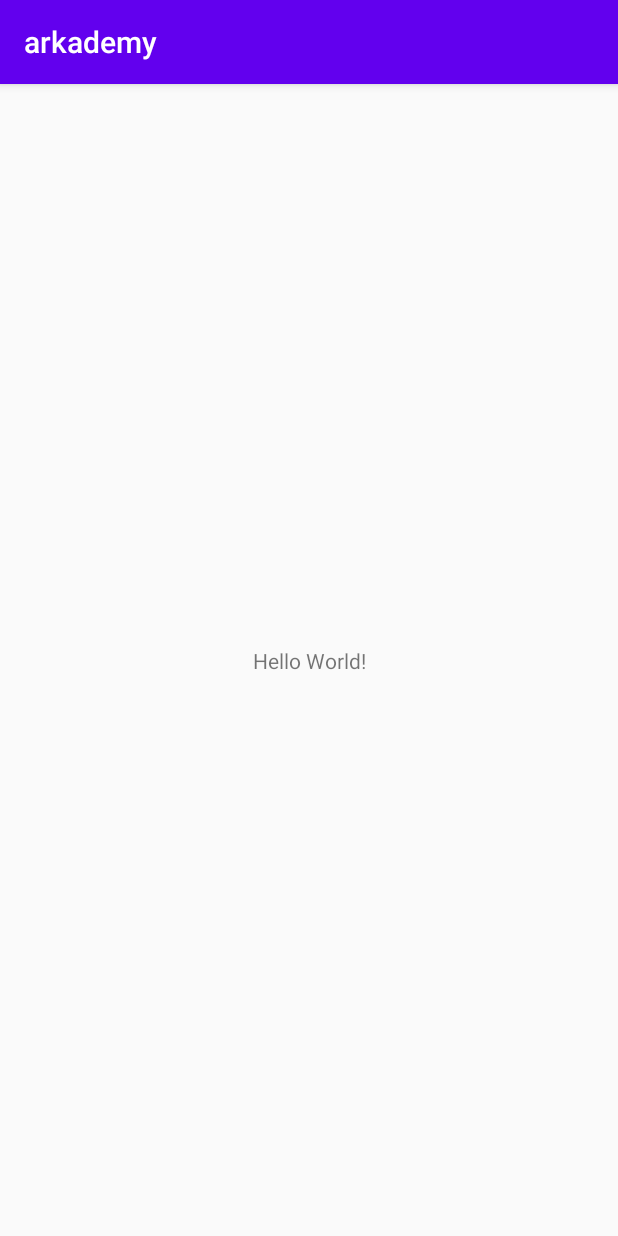
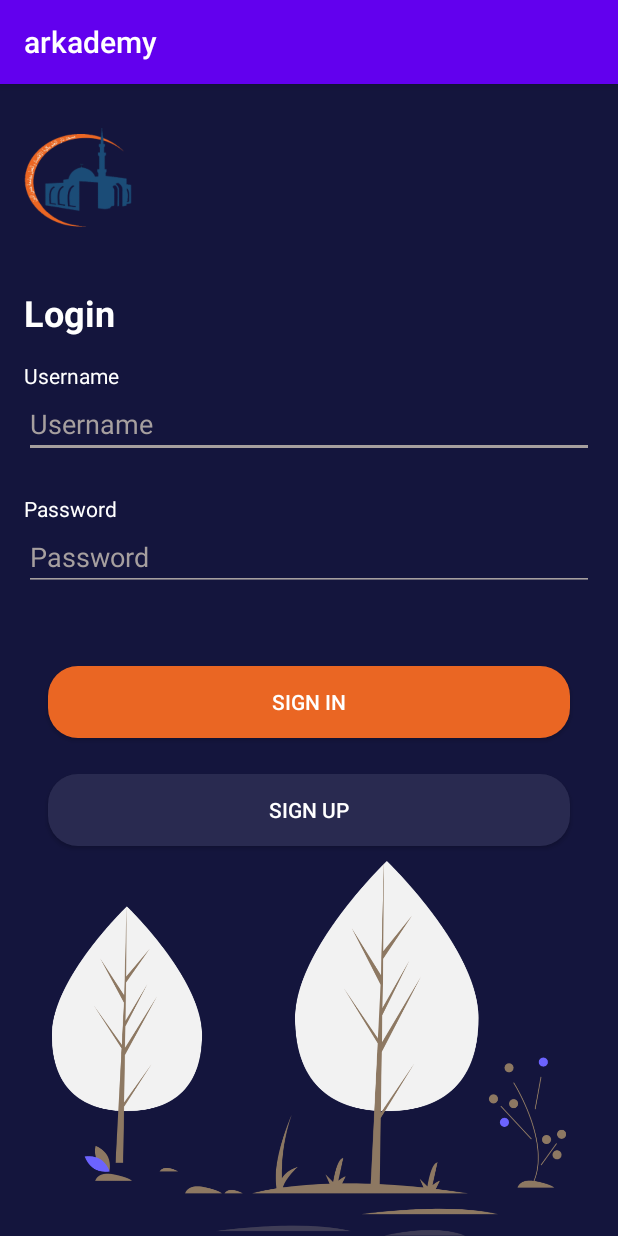
Before and after one commit to mainuly999/arkademy_tugas_10, an Android app: the screen it shows after launch (MainActivity), on a phone screen of 412 x 824 dp. Run offline under Robolectric (Android 15) with nearby library versions, the light colour scheme and no system bars.

Commit message:
loginScreen

```diff
--- a/app/build.gradle
+++ b/app/build.gradle
@@ -30,6 +30,7 @@ dependencies {
     implementation 'androidx.core:core-ktx:1.3.1'
     implementation 'androidx.appcompat:appcompat:1.2.0'
     implementation 'androidx.constraintlayout:constraintlayout:2.0.1'
+    implementation 'com.google.android.material:material:1.2.1'
     testImplementation 'junit:junit:4.12'
     androidTestImplementation 'androidx.test.ext:junit:1.1.2'
     androidTestImplementation 'androidx.test.espresso:espresso-core:3.3.0'
--- a/app/src/main/java/com/ainul/arkademy/MainActivity.kt
+++ b/app/src/main/java/com/ainul/arkademy/MainActivity.kt
@@ -2,8 +2,14 @@ package com.ainul.arkademy
 
 import androidx.appcompat.app.AppCompatActivity
 import android.os.Bundle
+import android.widget.Button
+import android.widget.TextView
 
 class MainActivity : AppCompatActivity() {
+    private lateinit var masuk: Button
+    private lateinit var daftar: Button
+    private lateinit var inputUsername: TextView
+    private lateinit var inputPassword: TextView
     override fun onCreate(savedInstanceState: Bundle?) {
         super.onCreate(savedInstanceState)
         setContentView(R.layout.activity_main)
--- /dev/null
+++ b/app/src/main/res/drawable-v24/shape_rectangle_primary.xml
@@ -0,0 +1,9 @@
+<?xml version="1.0" encoding="utf-8"?>
+<shape xmlns:android="http://schemas.android.com/apk/res/android"
+    android:shape="rectangle">
+
+    <solid
+        android:color="@color/button_primary"/>
+    <corners
+        android:radius="20dp"/>
+</shape>
--- /dev/null
+++ b/app/src/main/res/drawable-v24/shape_rectangle_secondary.xml
@@ -0,0 +1,9 @@
+<?xml version="1.0" encoding="utf-8"?>
+<shape xmlns:android="http://schemas.android.com/apk/res/android"
+    android:shape="rectangle">
+
+    <solid
+        android:color="@color/button_secondary"/>
+    <corners
+        android:radius="20dp"/>
+</shape>
--- a/app/src/main/res/layout/activity_main.xml
+++ b/app/src/main/res/layout/activity_main.xml
@@ -4,15 +4,117 @@
     xmlns:tools="http://schemas.android.com/tools"
     android:layout_width="match_parent"
     android:layout_height="match_parent"
+    android:background="@color/colorBlueUtama"
     tools:context=".MainActivity">
 
+    <ImageView
+        android:id="@+id/imageView"
+        android:layout_width="80dp"
+        android:layout_height="80dp"
+        android:layout_marginStart="16dp"
+        android:layout_marginTop="24dp"
+        app:layout_constraintStart_toStartOf="parent"
+        app:layout_constraintTop_toTopOf="parent"
+        app:srcCompat="@drawable/logo_kmmdi2" />
+
     <TextView
+        android:id="@+id/masuk"
         android:layout_width="wrap_content"
         android:layout_height="wrap_content"
-        android:text="Hello World!"
+        android:layout_marginStart="16dp"
+        android:layout_marginTop="32dp"
+        android:text="Login"
+        android:textColor="@color/text_white"
+        android:textSize="24sp"
+        android:textStyle="bold"
+        app:layout_constraintStart_toStartOf="parent"
+        app:layout_constraintTop_toBottomOf="@+id/imageView" />
+
+    <TextView
+        android:id="@+id/username"
+        android:layout_width="wrap_content"
+        android:layout_height="wrap_content"
+        android:layout_marginStart="16dp"
+        android:layout_marginTop="16dp"
+        android:text="Username"
+        android:textColor="@color/text_white"
+        app:layout_constraintStart_toStartOf="parent"
+        app:layout_constraintTop_toBottomOf="@+id/masuk" />
+
+    <com.google.android.material.textfield.TextInputEditText
+        android:id="@+id/textInputEditText"
+        android:layout_width="match_parent"
+        android:layout_height="wrap_content"
+        android:layout_marginStart="16dp"
+        android:layout_marginEnd="16dp"
+        android:backgroundTint="@color/colorGray"
+        android:hint="Username"
+        android:textColor="@color/text_white"
+        android:textColorHint="@color/colorGray"
+        app:layout_constraintEnd_toEndOf="parent"
+        app:layout_constraintStart_toStartOf="parent"
+        app:layout_constraintTop_toBottomOf="@+id/username" />
+
+    <com.google.android.material.textfield.TextInputEditText
+        android:id="@+id/textInputEditText2"
+        android:layout_width="match_parent"
+        android:layout_height="wrap_content"
+        android:layout_marginStart="16dp"
+        android:layout_marginEnd="16dp"
+        android:backgroundTint="@color/colorGray"
+        android:hint="Password"
+        android:textColor="@color/text_white"
+        android:textColorHint="@color/colorGray"
+        app:layout_constraintEnd_toEndOf="parent"
+        app:layout_constraintStart_toStartOf="parent"
+        app:layout_constraintTop_toBottomOf="@+id/password" />
+
+    <TextView
+        android:id="@+id/password"
+        android:layout_width="wrap_content"
+        android:layout_height="wrap_content"
+        android:layout_marginStart="16dp"
+        android:layout_marginTop="24dp"
+        android:text="Password"
+        android:textColor="@color/text_white"
+        app:layout_constraintStart_toStartOf="parent"
+        app:layout_constraintTop_toBottomOf="@+id/textInputEditText" />
+
+    <Button
+        android:id="@+id/button"
+        android:layout_width="0dp"
+        android:layout_height="wrap_content"
+        android:layout_marginStart="32dp"
+        android:layout_marginTop="50dp"
+        android:layout_marginEnd="32dp"
+        android:background="@drawable/shape_rectangle_primary"
+        android:text="Sign In"
+        android:textColor="@color/text_white"
+        app:layout_constraintEnd_toEndOf="parent"
+        app:layout_constraintStart_toStartOf="parent"
+        app:layout_constraintTop_toBottomOf="@+id/textInputEditText2" />
+
+    <Button
+        android:id="@+id/button2"
+        android:layout_width="0dp"
+        android:layout_height="wrap_content"
+        android:layout_marginStart="32dp"
+        android:layout_marginTop="24dp"
+        android:layout_marginEnd="32dp"
+        android:background="@drawable/shape_rectangle_secondary"
+        android:text="Sign Up"
+        android:textColor="@color/text_white"
+        app:layout_constraintEnd_toEndOf="parent"
+        app:layout_constraintStart_toStartOf="parent"
+        app:layout_constraintTop_toBottomOf="@+id/button" />
+
+    <ImageView
+        android:id="@+id/imageView2"
+        android:layout_width="match_parent"
+        android:layout_height="250dp"
         app:layout_constraintBottom_toBottomOf="parent"
-        app:layout_constraintLeft_toLeftOf="parent"
-        app:layout_constraintRight_toRightOf="parent"
-        app:layout_constraintTop_toTopOf="parent" />
+        app:layout_constraintEnd_toEndOf="parent"
+        app:layout_constraintStart_toStartOf="parent"
+        app:srcCompat="@drawable/pohon" />
 
 </androidx.constraintlayout.widget.ConstraintLayout>
--- a/app/src/main/res/values/colors.xml
+++ b/app/src/main/res/values/colors.xml
@@ -3,4 +3,11 @@
     <color name="colorPrimary">#6200EE</color>
     <color name="colorPrimaryDark">#3700B3</color>
     <color name="colorAccent">#03DAC5</color>
+
+    <color name="colorBlueUtama">#14153D</color>
+
+    <color name="button_primary">#EA6623</color>
+    <color name="button_secondary">#292A50</color>
+    <color name="text_white">#FFFFFF</color>
+    <color name="colorGray">#A69F9F</color>
 </resources>
```
